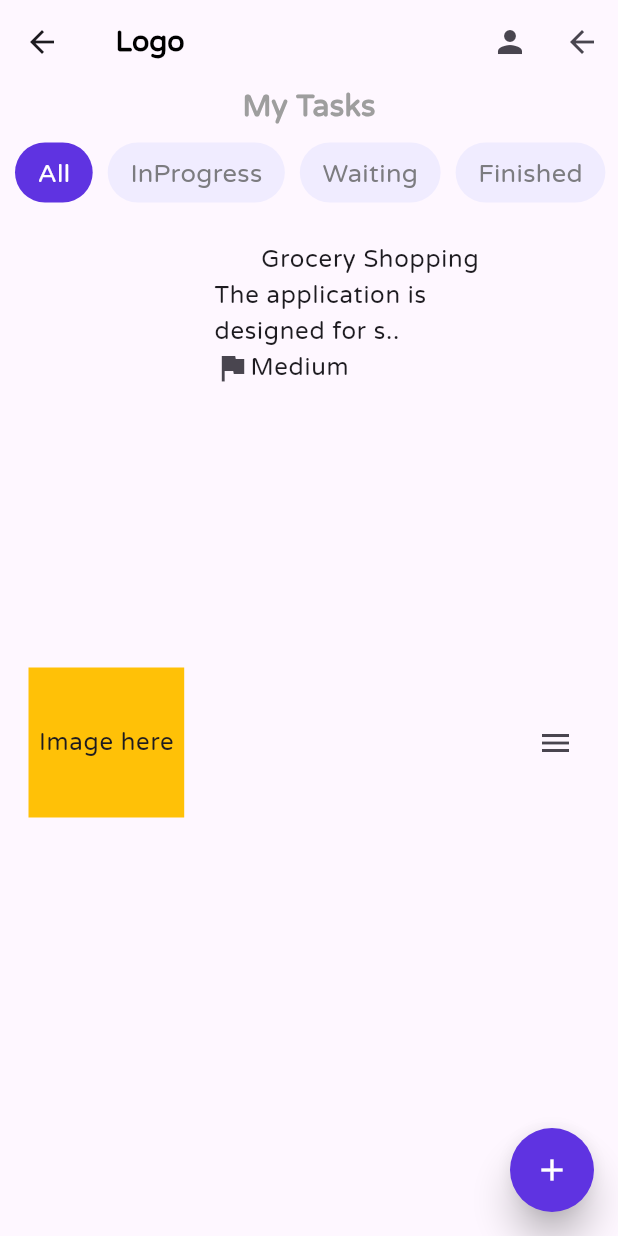
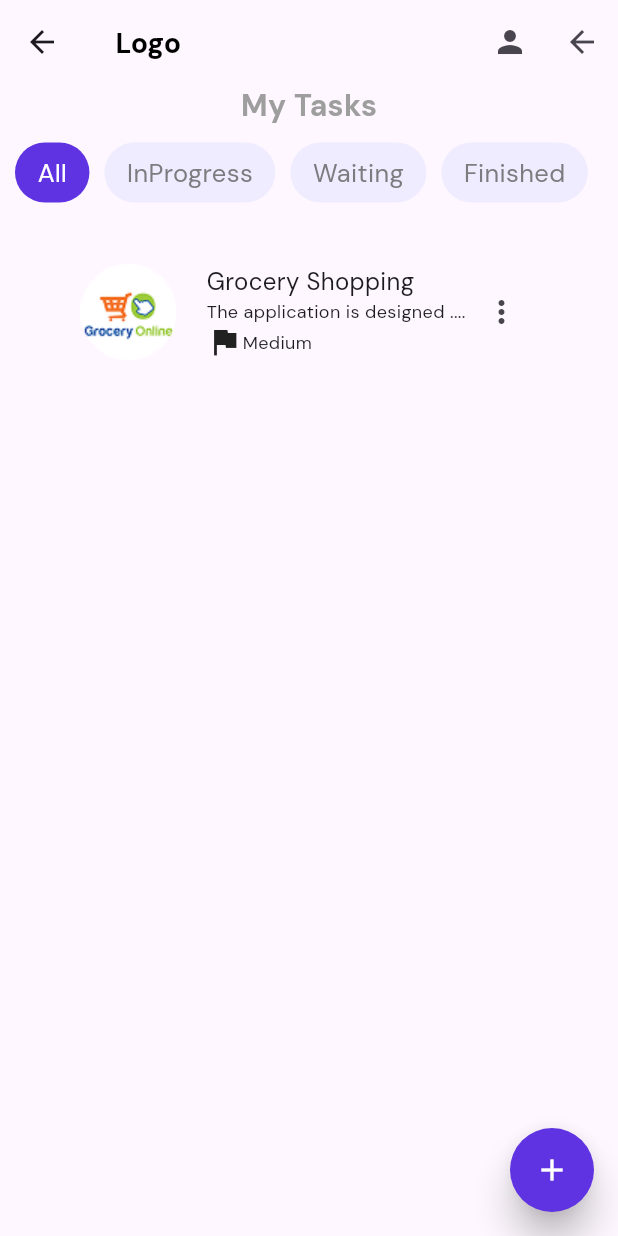
Before and after one commit to Bodeayman/Tasky, a Flutter app: the TaskDetails screen opened directly, after a tap on the "arrow back" icon, on a phone screen of 412 x 824 dp. Run offline on Flutter 3.47's test engine with Material 3 defaults, Android fonts, the phone set to English and light mode, and no system bars; our stand-ins replace flutter_svg, google_fonts, shared_preferences; accounts and stored records are empty.

Commit message:
Changed the demo photo and add the correct font

```diff
--- a/lib/features/Presentation/HomePage/AlltasksPage.dart
+++ b/lib/features/Presentation/HomePage/AlltasksPage.dart
@@ -1,4 +1,5 @@
 import 'package:flutter/material.dart';
+import 'package:tasky/core/utils/constants.dart';
 import 'package:tasky/features/Presentation/TaskDetails/TaskDetails.dart';
 
 class Alltaskspage extends StatelessWidget {
@@ -7,43 +8,51 @@ class Alltaskspage extends StatelessWidget {
   @override
   Widget build(BuildContext context) {
     return Padding(
-      padding: const EdgeInsets.all(3.0),
-      child: ListTile(
-        title: Row(
-          children: [
-            Expanded(
-              flex: 3,
-              child: Container(
-                height: 100,
-                decoration: const BoxDecoration(color: Colors.amber),
-                child: const Center(
-                  child: Text("Image here"),
-                ),
-              ),
-            ),
-            Container(width: 20),
-            const Expanded(
-              flex: 6,
-              child: Column(
+      padding: const EdgeInsets.all(10.0),
+      child: Column(children: [
+        SizedBox(
+          height: 96,
+          child: Row(
+            mainAxisAlignment: MainAxisAlignment.center,
             crossAxisAlignment: CrossAxisAlignment.center,
             children: [
-                  Text(
-                    "Grocery Shopping",
-                  ),
-                  Text("The application is designed for s.."),
-                  Row(
-                    children: [
-                      Icon(Icons.flag),
-                      Text("Medium"),
-                    ],
-                  )
+              const TaskImageTile(),
+              Container(width: 20),
+              const taskDetailsInTile(),
+              const MoreDetailsIconButton(),
             ],
           ),
         ),
-            Expanded(
-              flex: 1,
+      ]),
+    );
+  }
+}
+
+class TaskImageTile extends StatelessWidget {
+  const TaskImageTile({
+    super.key,
+  });
+
+  @override
+  Widget build(BuildContext context) {
+    return SizedBox(
+      height: 64,
+      width: 64,
+      child: Image.asset("assets/groceryOnline.png"),
+    );
+  }
+}
+
+class MoreDetailsIconButton extends StatelessWidget {
+  const MoreDetailsIconButton({
+    super.key,
+  });
+
+  @override
+  Widget build(BuildContext context) {
+    return SizedBox(
       child: IconButton(
-                icon: const Icon(Icons.menu),
+        icon: const Icon(Icons.more_vert),
         onPressed: () {
           Navigator.of(context).pushReplacement(
             MaterialPageRoute(
@@ -52,9 +61,43 @@ class Alltaskspage extends StatelessWidget {
           );
         },
       ),
+    );
+  }
+}
+
+class taskDetailsInTile extends StatelessWidget {
+  const taskDetailsInTile({
+    super.key,
+  });
+
+  @override
+  Widget build(BuildContext context) {
+    return const SizedBox(
+      height: 64,
+      child: Column(
+        mainAxisAlignment: MainAxisAlignment.start,
+        crossAxisAlignment: CrossAxisAlignment.start,
+        children: [
+          Text(
+            "Grocery Shopping",
+            style: TextStyle(fontSize: 16),
+          ),
+          Text(
+            "The application is designed ....",
+            style: TextStyle(
+              fontSize: 12,
+            ),
+          ),
+          Row(
+            children: [
+              Icon(Icons.flag),
+              Text(
+                "Medium",
+                style: TextStyle(fontSize: 12),
               ),
             ],
-        ),
+          )
+        ],
       ),
     );
   }
--- a/lib/features/Presentation/HomePage/homePage.dart
+++ b/lib/features/Presentation/HomePage/homePage.dart
@@ -76,8 +76,8 @@ class _HomePageState extends State<HomePage> {
           ),
         ],
       ),
-      body: Center(
-        child: Column(
+      body: Column(
+        mainAxisAlignment: MainAxisAlignment.start,
         children: [
           const Text(
             "My Tasks",
@@ -96,7 +96,6 @@ class _HomePageState extends State<HomePage> {
             child: AllTabsWidget(),
           ),
           Container(height: 15),
-            //There should be for loop here if you want to loop over the elements
           Expanded(
             child: PageView(
               physics: const NeverScrollableScrollPhysics(),
@@ -111,7 +110,6 @@ class _HomePageState extends State<HomePage> {
           )
         ],
       ),
-      ),
     );
   }
 }
--- a/lib/features/Presentation/TaskDetails/TaskDetails.dart
+++ b/lib/features/Presentation/TaskDetails/TaskDetails.dart
@@ -48,14 +48,8 @@ class _TaskDetailsState extends State<TaskDetails> {
             Expanded(
               child: SizedBox(
                 height: 200,
-                child: Container(
-                  decoration: BoxDecoration(
-                    borderRadius: BorderRadius.circular(20),
-                    color: Colors.amber,
-                  ),
-                  child: const Center(
-                    child: Text("Placholder for the image here"),
-                  ),
+                child: Image.asset(
+                  "assets/groceryHuge.png",
                 ),
               ),
             ),
--- a/lib/main.dart
+++ b/lib/main.dart
@@ -1,4 +1,5 @@
 import 'package:flutter/material.dart';
+import 'package:google_fonts/google_fonts.dart';
 
 import 'package:tasky/features/Presentation/SplashScreen/splash.dart';
 
@@ -17,7 +18,7 @@ class _MainAppState extends State<MainApp> {
   @override
   Widget build(BuildContext context) {
     return MaterialApp(
-      theme: ThemeData(fontFamily: 'Varela'),
+      theme: ThemeData(textTheme: GoogleFonts.dmSansTextTheme()),
       home: const SplashPage(),
       debugShowCheckedModeBanner: false,
     );
```
Also changed, not shown: assets/groceryHuge.png (added), assets/groceryOnline.png (added). Lines whose indentation alone changed are shown as unchanged.
